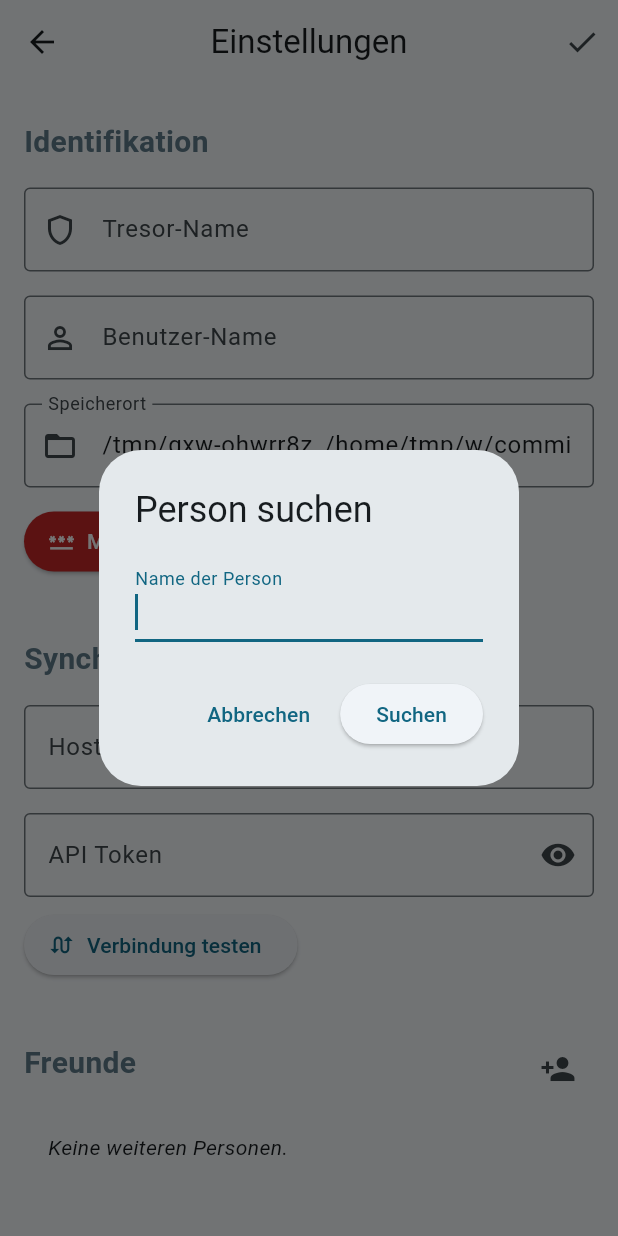
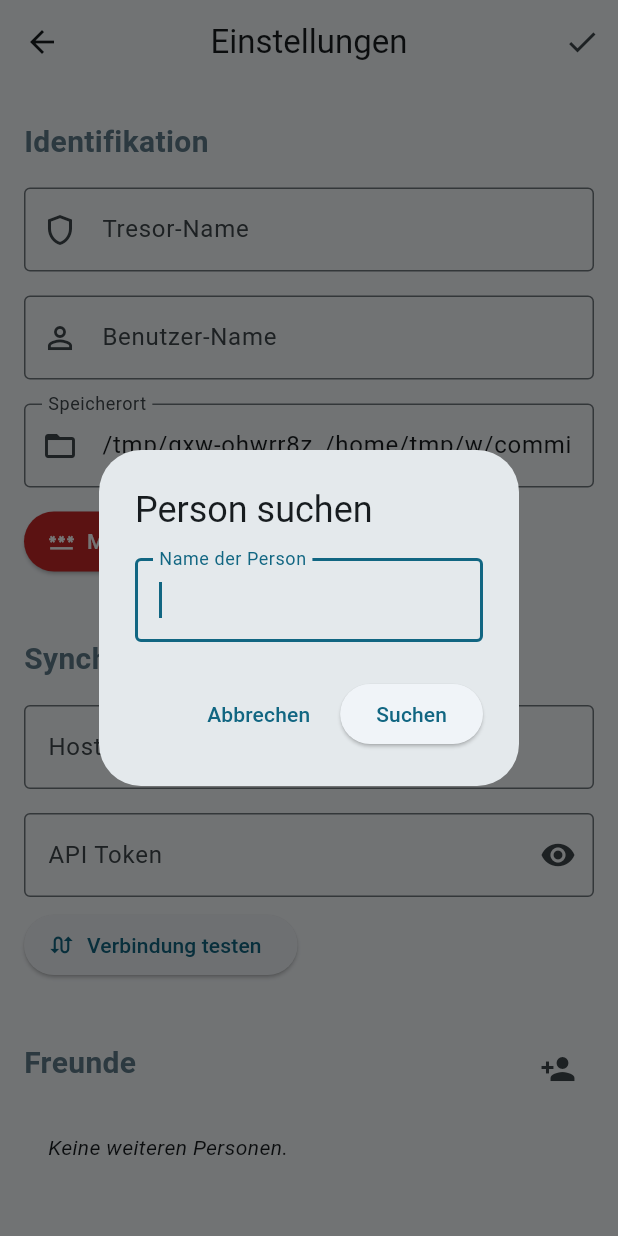
Before and after one commit to frohlfing/famkey, a Flutter app: the SettingsScreen screen opened by its route, after a tap on the "person add" icon, on a phone screen of 412 x 824 dp. Run offline on Flutter 3.47's test engine with Material 3 defaults, Android fonts, the light colour scheme and no system bars; our stand-ins replace dio, drift, file_picker, flutter_secure_storage, get_it, local_auth and 4 more; missing offline and left inert: cryptography, dart:ffi, fast_rsa, pointycastle, sqlite3, zxcvbn; accounts and stored records are empty; generated files the repository leaves out were written again.

Commit message:
addFriend angepasst

```diff
--- a/lib/views/detail_screen.dart
+++ b/lib/views/detail_screen.dart
@@ -458,7 +458,7 @@ class _DetailScreenState extends State<DetailScreen> {
     /// Protokolliert eine Exception in der SnackBar an.
     void _showException(dynamic ex, {StackTrace? stackTrace}) {
       if (!mounted) return;
-      debugPrint("❌ MainScreen: $ex");
+      debugPrint("❌ DetailScreen: $ex");
       if (stackTrace != null) debugPrintStack(stackTrace: stackTrace);
       _showSnack("Ein unerwarteter Fehler ist aufgetreten.");
     }
--- a/lib/views/settings_screen.dart
+++ b/lib/views/settings_screen.dart
@@ -273,7 +273,7 @@ class _SettingsScreenState extends State<SettingsScreen> {
                                 // --- Freunde ---
                                 // ------------------------------------------------------------------------
 
-                                _buildSectionHeaderWithAction('Freunde', Icons.person_add, 'Person suchen', _showAddFriendDialog),
+                                _buildSectionHeaderWithAction('Freunde', Icons.person_add, 'Person suchen', _handleAddFriend),
                                 if (viewModel.friends.isEmpty)
                                 const Padding(
                                     padding: EdgeInsets.all(16),
@@ -548,7 +548,7 @@ class _SettingsScreenState extends State<SettingsScreen> {
     /// Protokolliert eine Exception in der SnackBar an.
     void _showException(dynamic ex, {StackTrace? stackTrace}) {
       if (!mounted) return;
-      debugPrint("❌ MainScreen: $ex");
+      debugPrint("❌ SettingsScreen: $ex");
       if (stackTrace != null) debugPrintStack(stackTrace: stackTrace);
       _showSnack("Ein unerwarteter Fehler ist aufgetreten.");
     }
@@ -566,13 +566,11 @@ class _SettingsScreenState extends State<SettingsScreen> {
         );
     }
 
-    /// Öffnet einen Dialog zur Suche nach anderen Personen. Bei Erfolg wird
-    /// der Nutzer zur Liste der "Freunde" hinzugefügt.
-    void _showAddFriendDialog() {
+    /// Öffnet einen Dialog zur Suche nach anderen Personen.
+    Future<String?> _showAddFriendDialog({String? errorText}) async {
         final controller = TextEditingController();
-        String? localError;
 
-        showDialog(
+        return showDialog<String>(
             context: context,
             builder: (dialogContext) => StatefulBuilder(
                 builder: (context, setDialogState) => AlertDialog(
@@ -583,49 +581,67 @@ class _SettingsScreenState extends State<SettingsScreen> {
                             TextField(
                                 controller: controller,
                                 autofocus: true,
-                                decoration: InputDecoration(labelText: 'Name der Person', errorText: localError),
-                                onChanged: (_) {
-                                    if (localError != null) {
-                                        setDialogState(() => localError = null);
+                                decoration: InputDecoration(
+                                    labelText: 'Name der Person',
+                                    border: const OutlineInputBorder(),
+                                    errorText: errorText
+                                ),
+                                onSubmitted: (val) {
+                                    if (val.trim().isNotEmpty) {
+                                        Navigator.pop(dialogContext, val.trim());
                                     }
                                 },
                             ),
                         ],
                     ),
                     actions: [
-                        TextButton(onPressed: () => Navigator.pop(dialogContext), child: const Text('Abbrechen')),
+                        TextButton(onPressed: () => Navigator.pop(dialogContext, null), child: const Text('Abbrechen')),
                         ElevatedButton(
-                            onPressed: _viewModel.isBusy
-                                ? null
-                                : () async {
-                                    final name = controller.text.trim();
-                                    if (name.isEmpty) return;
-
-                                    final success = await _viewModel.addFriend(name);
-                                    if (!mounted) return;
-                                    if (!success) {
-                                      if (_viewModel.errorMessage == null) {
-                                        setDialogState(() => localError = 'Person nicht gefunden.');
-                                      }
-                                      else {
-                                        if (dialogContext.mounted) {
-                                          Navigator.pop(dialogContext);
-                                        }
-                                        _showSnack(_viewModel.errorMessage!);
-                                      }
-                                    } else {
-                                        if (dialogContext.mounted) {
-                                            Navigator.pop(dialogContext);
-                                        }
-                                        _showSnack('"$name" wurde hinzugefügt.', success: true);
-                                    }
-                                },
+                            onPressed: () {
+                                final name = controller.text.trim();
+                                if (name.isNotEmpty) {
+                                    Navigator.pop(dialogContext, name);
+                                }
+                            },
                             child: const Text('Suchen'),
                         ),
                     ],
                 ),
             ),
         );
+    }
+
+    /// Verarbeitet das Hinzufügen eines Freundes.
+    ///
+    /// Öffnet den Such-Dialog und verarbeitet das Ergebnis. Bei Fehlern wie "nicht gefunden"
+    /// bleibt der Dialog offen, andere Fehler werden per SnackBar gemeldet.
+    Future<void> _handleAddFriend() async {
+        try {
+            String? errorText;
+            while (true) {
+                final name = await _showAddFriendDialog(errorText: errorText);
+                if (name == null) return;
+
+                final success = await _viewModel.addFriend(name);
+                if (!mounted) return;
+
+                if (!success) {
+                    if (_viewModel.errorMessage == 'Person nicht gefunden.' ||
+                        _viewModel.errorMessage == 'Person bereits hinzugefügt.') {
+                        // im Dialog anzeigen, NICHT SnackBar
+                        errorText = _viewModel.errorMessage;
+                        continue;
+                    }
+                    _showSnack(_viewModel.errorMessage ?? 'Unerwarteter Fehler');
+                    break;
+                }
+                _showSnack('"$name" wurde hinzugefügt.', success: true);
+                break;
+            }
+        }
+        catch (e, st) {
+            _showException(e, stackTrace: st);
+        }
     }
 
     /// Zeigt eine Sicherheitsabfrage an, bevor der lokale Tresor und alle
```
Also changed, not shown: lib/viewmodels/settings_view_model.dart (+13 -6 lines).
